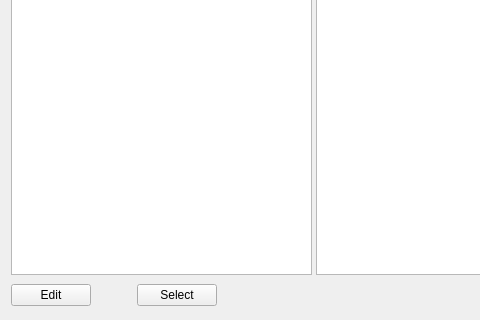
Qt form layouts/fetch_widget.ui (hitranonline/hapiest) before a commit; both pictures show x 0 to 480 and y 259 to 579 of the 933 by 579 pixel window.
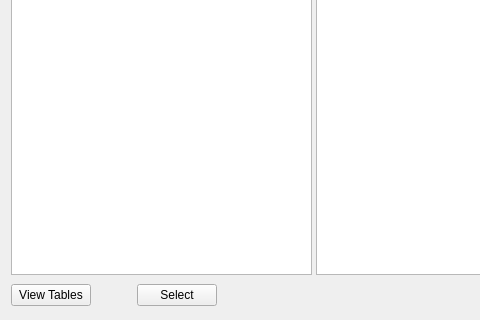
The same form after that commit.

Commit message: Renamed edit widget to view widget.

Patch:
```diff
--- a/layouts/fetch_widget.ui
+++ b/layouts/fetch_widget.ui
@@ -433,7 +433,7 @@
      <item>
       <widget class="QPushButton" name="edit_button">
        <property name="text">
-        <string>Edit</string>
+        <string>View Tables</string>
        </property>
       </widget>
      </item>
```
The commit also changes 9 other files.
